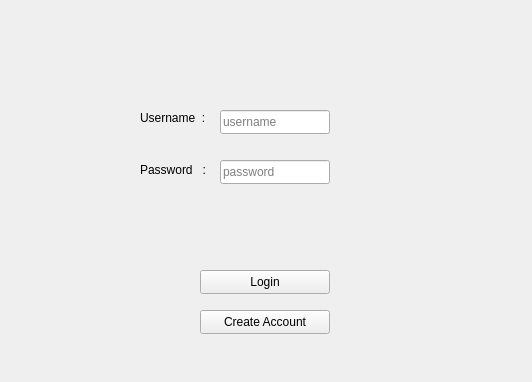
Above: forms/mainwindow.ui from shwaygrr/cmz-banking before the change. Below: the same form after it.
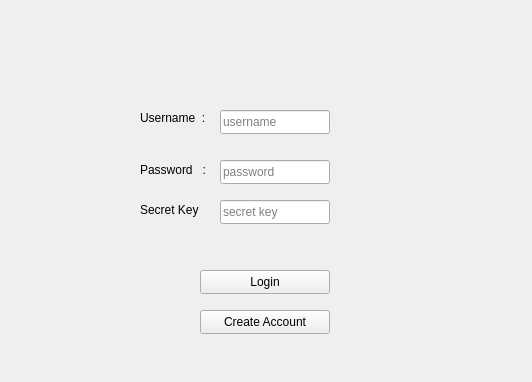
That is the form after the change.

Diff of the .ui file:
```diff
--- a/forms/mainwindow.ui
+++ b/forms/mainwindow.ui
@@ -98,6 +98,38 @@
      <string>Create Account</string>
     </property>
    </widget>
+   <widget class="QLineEdit" name="main_input_key">
+    <property name="geometry">
+     <rect>
+      <x>220</x>
+      <y>200</y>
+      <width>110</width>
+      <height>24</height>
+     </rect>
+    </property>
+    <property name="text">
+     <string/>
+    </property>
+    <property name="echoMode">
+     <enum>QLineEdit::Password</enum>
+    </property>
+    <property name="placeholderText">
+     <string>secret key</string>
+    </property>
+   </widget>
+   <widget class="QLabel" name="main_label_password_2">
+    <property name="geometry">
+     <rect>
+      <x>140</x>
+      <y>200</y>
+      <width>71</width>
+      <height>20</height>
+     </rect>
+    </property>
+    <property name="text">
+     <string>Secret Key</string>
+    </property>
+   </widget>
   </widget>
  </widget>
  <resources/>
```
